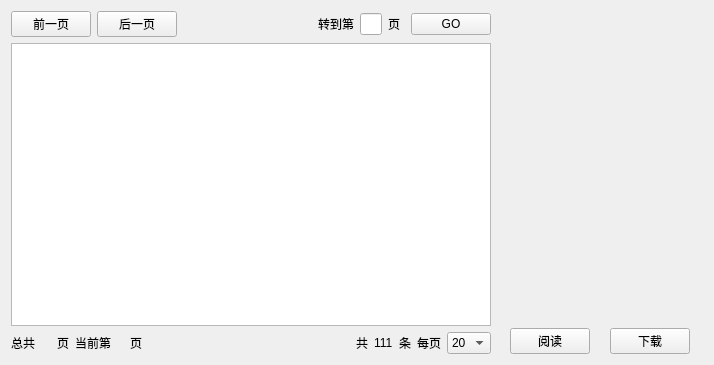
This is UI/UI_DBSourceWindow.ui in mortersen/C35N as Qt 5 draws it before an edit. The edited form follows.
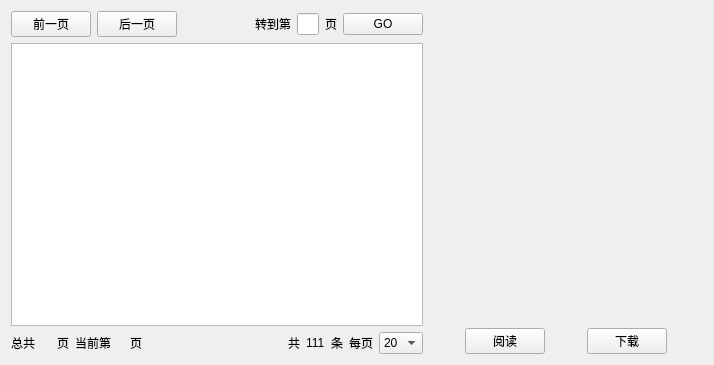
This is the edited form. Icons and pictures are not drawn.

Patch:
```diff
--- a/UI/UI_DBSourceWindow.ui
+++ b/UI/UI_DBSourceWindow.ui
@@ -13,7 +13,7 @@
   <property name="windowTitle">
    <string>Form</string>
   </property>
-  <layout class="QHBoxLayout" name="horizontalLayout_4" stretch="7,3">
+  <layout class="QHBoxLayout" name="horizontalLayout_4" stretch="6,4">
    <item>
     <layout class="QVBoxLayout" name="verticalLayout">
      <item>
```
